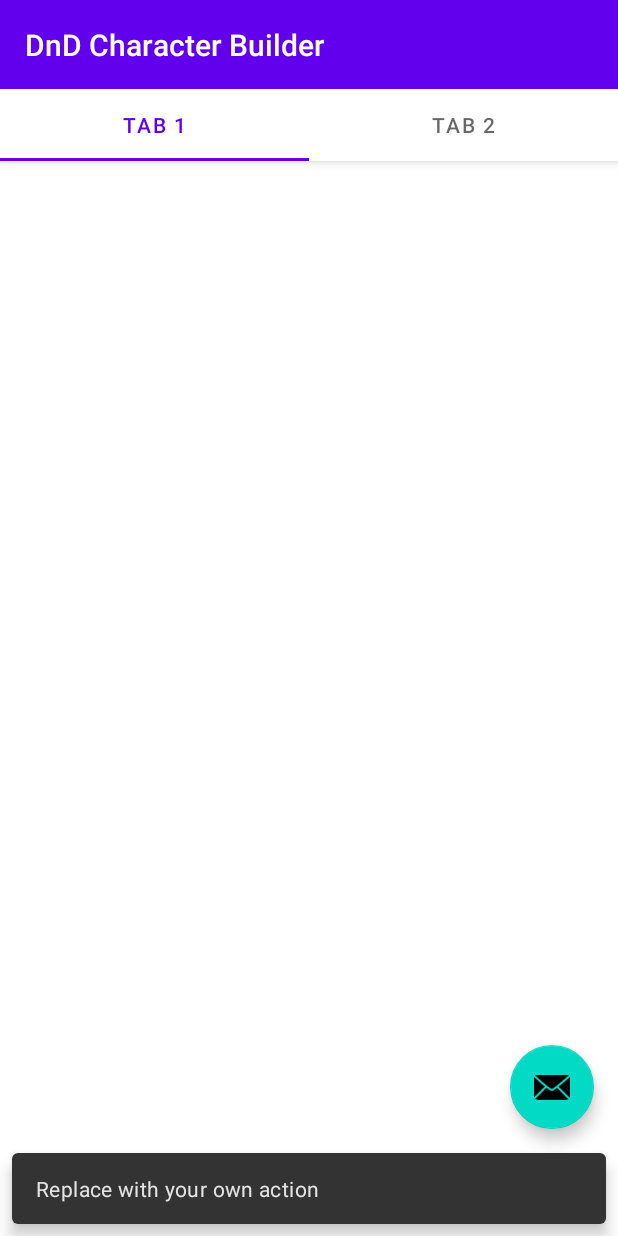
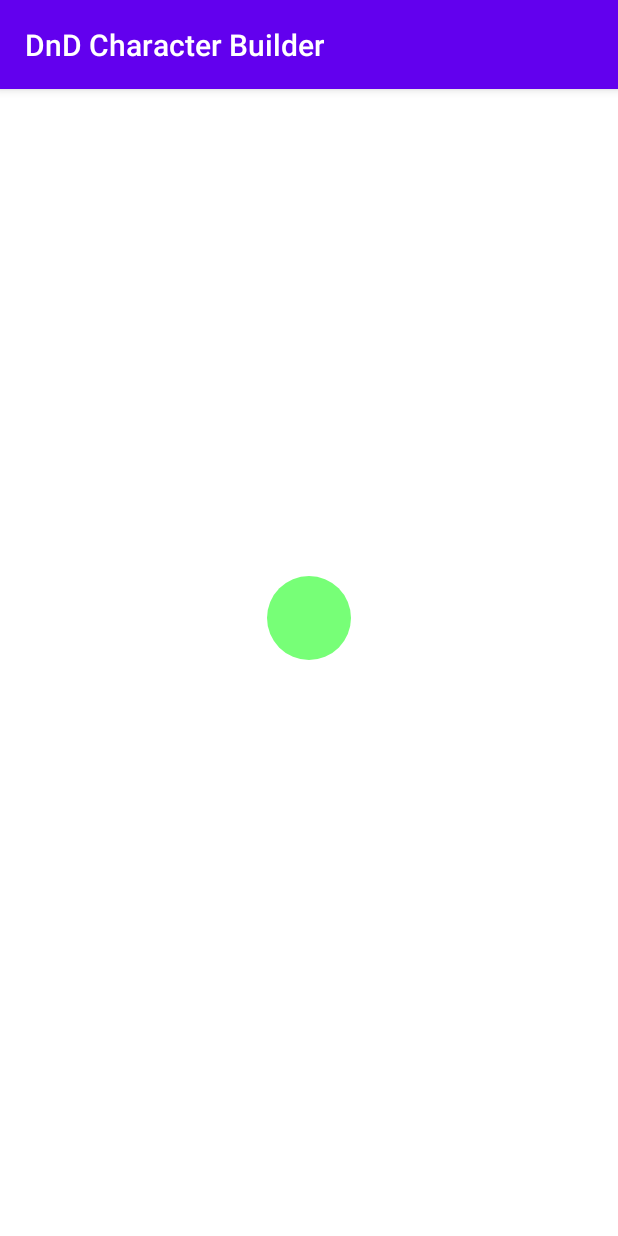
Before and after one commit to lukasaristide/dnd-character-builder, an Android app: the screen it shows after launch (MainActivity), after a tap on an icon or button, on a phone screen of 412 x 824 dp. Run offline under Robolectric (Android 15) with nearby library versions, the phone set to English and light mode, and no system bars; 1 statement that could not run was skipped.

Commit message:
Fab is morphed into another view

```diff
--- a/app/src/main/java/com/dndcharacterbuilder/MainActivity.kt
+++ b/app/src/main/java/com/dndcharacterbuilder/MainActivity.kt
@@ -3,6 +3,7 @@ package com.dndcharacterbuilder
 import android.os.Bundle
 import android.view.Menu
 import android.view.MenuItem
+import android.view.View
 
 import androidx.appcompat.app.AppCompatActivity
 import androidx.viewpager2.widget.ViewPager2
@@ -17,12 +18,13 @@ import com.dndcharacterbuilder.ui.main.SectionsPagerAdapter
 
 class MainActivity : AppCompatActivity() {
 
-    private lateinit var binding: ActivityMainBinding
+    private val binding: ActivityMainBinding by lazy {
+        ActivityMainBinding.inflate(layoutInflater)
+    }
 
     override fun onCreate(savedInstanceState: Bundle?) {
         super.onCreate(savedInstanceState)
 
-        binding = ActivityMainBinding.inflate(layoutInflater)
         setContentView(binding.root)
 
         val sectionsPagerAdapter = SectionsPagerAdapter(this, supportFragmentManager)
@@ -34,9 +36,23 @@ class MainActivity : AppCompatActivity() {
         }).attach()
         val fab: FloatingActionButton = binding.fab
 
-        fab.setOnClickListener { view ->
-            Snackbar.make(view, "Replace with your own action", Snackbar.LENGTH_LONG)
-                    .setAction("Action", null).show()
+        fab.setOnClickListener {
+            fab.setExpanded(true)
+            binding.tabs.visibility = View.GONE
+            binding.charactersList.setEnabled(true)
+            viewPager.setUserInputEnabled(false)
+        }
+    }
+
+    override fun onBackPressed(): Unit {
+        if (binding.fab.isExpanded()) {
+            binding.fab.setExpanded(false)
+            binding.tabs.visibility = View.VISIBLE
+            binding.charactersList.setEnabled(false)
+            binding.viewPager.setUserInputEnabled(true)
+        }
+        else {
+            super.onBackPressed()
         }
     }
 }
--- a/app/src/main/res/layout/activity_main.xml
+++ b/app/src/main/res/layout/activity_main.xml
@@ -7,6 +7,7 @@
     tools:context=".MainActivity">
 
     <com.google.android.material.appbar.AppBarLayout
+        android:animateLayoutChanges="true"
         android:layout_width="match_parent"
         android:layout_height="wrap_content"
         android:theme="@style/Theme.DnDCharacterBuilder.AppBarOverlay">
@@ -41,4 +42,19 @@
         android:layout_marginEnd="@dimen/fab_margin"
         android:layout_marginBottom="16dp"
         app:srcCompat="@android:drawable/ic_dialog_email" />
+
+    <!-- TODO change background. I suggest a white,
+         semi-transparent blur effect. -->
+    <com.google.android.material.circularreveal.CircularRevealLinearLayout
+        android:background="#8800FF00"
+        android:enabled="false"
+        android:id="@+id/characters_list"
+        android:layout_height="match_parent"
+        android:layout_width="match_parent"
+        android:visibility="invisible"
+        app:layout_behavior="com.google.android.material.transformation.FabTransformationSheetBehavior"
+        >
+
+    </com.google.android.material.circularreveal.CircularRevealLinearLayout>
+
 </androidx.coordinatorlayout.widget.CoordinatorLayout>
```
